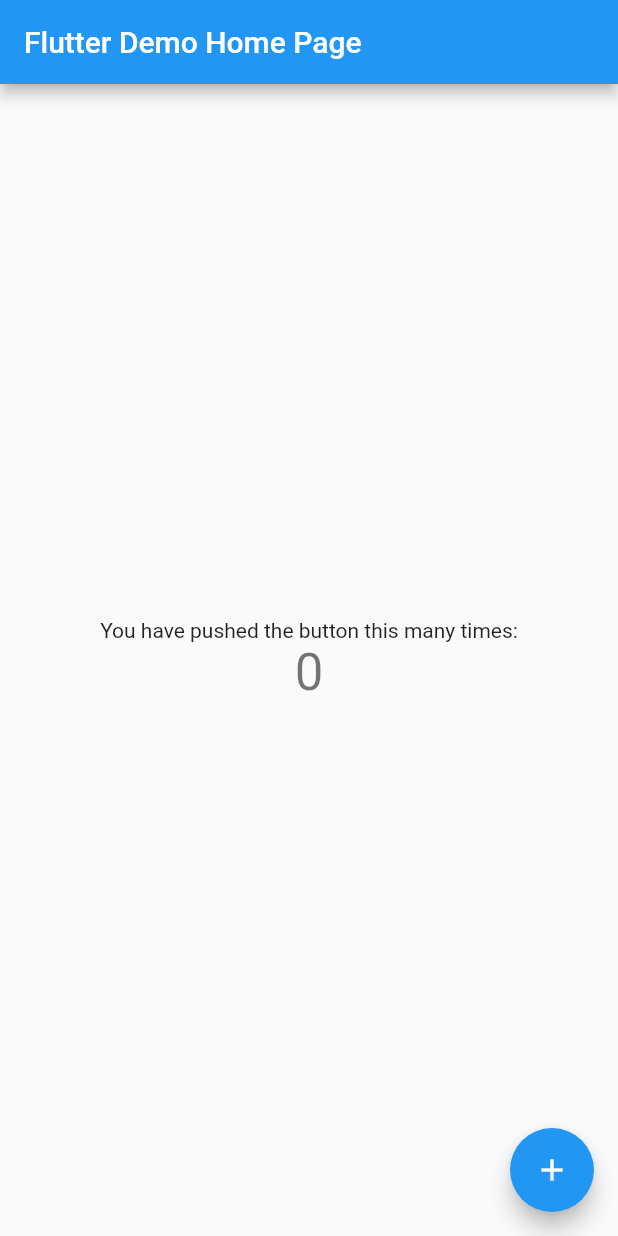
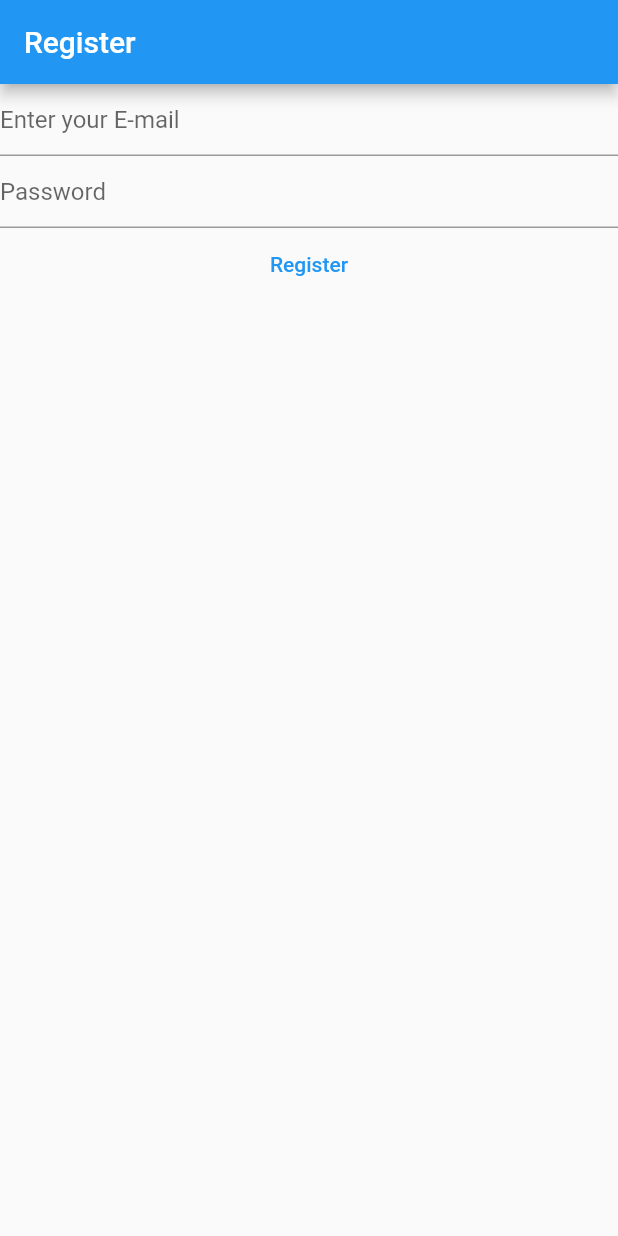
Before and after one commit to TRohit20/Flutter-Playground, a Flutter app: the screen it shows after launch, on a phone screen of 412 x 824 dp. Run offline on Flutter 3.47's test engine with Material 2 defaults, Android fonts, the phone set to English and light mode, and no system bars; our stand-ins replace firebase_auth, firebase_core; missing offline and left inert: dart:ffi; accounts and stored records are empty.

Commit message:
Register Screen with User Credential Authentication
Using Firebase for backend, we built a very basic register screen for user to create a account.

```diff
--- a/walkthrough_app/lib/main.dart
+++ b/walkthrough_app/lib/main.dart
@@ -1,115 +1,82 @@
+import 'package:firebase_core/firebase_core.dart';
 import 'package:flutter/material.dart';
+import 'package:firebase_auth/firebase_auth.dart';
+import 'package:walkthrough_app/firebase_options.dart';
 
+// You just removed MyApp widget or func and made the hot reload direct for better performance
 void main() {
-  runApp(const MyApp());
+  WidgetsFlutterBinding.ensureInitialized();
+  runApp(MaterialApp(
+    title: 'Flutter Demo',
+    theme: ThemeData(
+      primarySwatch: Colors.blue,
+    ),
+    home: const HomePage(),
+  ));
 }
 
-class MyApp extends StatelessWidget {
-  const MyApp({super.key});
+class HomePage extends StatefulWidget {
+  const HomePage({Key? key}) : super(key: key);
 
-  // This widget is the root of your application.
   @override
-  Widget build(BuildContext context) {
-    return MaterialApp(
-      title: 'Flutter Demo',
-      theme: ThemeData(
-        // This is the theme of your application.
-        //
-        // Try running your application with "flutter run". You'll see the
-        // application has a blue toolbar. Then, without quitting the app, try
-        // changing the primarySwatch below to Colors.green and then invoke
-        // "hot reload" (press "r" in the console where you ran "flutter run",
-        // or simply save your changes to "hot reload" in a Flutter IDE).
-        // Notice that the counter didn't reset back to zero; the application
-        // is not restarted.
-        primarySwatch: Colors.blue,
-      ),
-      home: const MyHomePage(title: 'Flutter Demo Home Page'),
-    );
-  }
+  State<HomePage> createState() => _HomePageState();
 }
 
-class MyHomePage extends StatefulWidget {
-  const MyHomePage({super.key, required this.title});
-
-  // This widget is the home page of your application. It is stateful, meaning
-  // that it has a State object (defined below) that contains fields that affect
-  // how it looks.
-
-  // This class is the configuration for the state. It holds the values (in this
-  // case the title) provided by the parent (in this case the App widget) and
-  // used by the build method of the State. Fields in a Widget subclass are
-  // always marked "final".
-
-  final String title;
+class _HomePageState extends State<HomePage> {
+  late final TextEditingController _email;
+  late final TextEditingController _password;
 
   @override
-  State<MyHomePage> createState() => _MyHomePageState();
-}
-
-class _MyHomePageState extends State<MyHomePage> {
-  int _counter = 0;
-
-  void _incrementCounter() {
-    setState(() {
-      // This call to setState tells the Flutter framework that something has
-      // changed in this State, which causes it to rerun the build method below
-      // so that the display can reflect the updated values. If we changed
-      // _counter without calling setState(), then the build method would not be
-      // called again, and so nothing would appear to happen.
-      _counter++;
-    });
+  void initState() {
+    _email = TextEditingController();
+    _password = TextEditingController();
+    super.initState();
   }
 
   @override
   Widget build(BuildContext context) {
-    // This method is rerun every time setState is called, for instance as done
-    // by the _incrementCounter method above.
-    //
-    // The Flutter framework has been optimized to make rerunning build methods
-    // fast, so that you can just rebuild anything that needs updating rather
-    // than having to individually change instances of widgets.
     return Scaffold(
-      appBar: AppBar(
-        // Here we take the value from the MyHomePage object that was created by
-        // the App.build method, and use it to set our appbar title.
-        title: Text(widget.title),
-      ),
-      body: Center(
-        // Center is a layout widget. It takes a single child and positions it
-        // in the middle of the parent.
-        child: Column(
-          // Column is also a layout widget. It takes a list of children and
-          // arranges them vertically. By default, it sizes itself to fit its
-          // children horizontally, and tries to be as tall as its parent.
-          //
-          // Invoke "debug painting" (press "p" in the console, choose the
-          // "Toggle Debug Paint" action from the Flutter Inspector in Android
-          // Studio, or the "Toggle Debug Paint" command in Visual Studio Code)
-          // to see the wireframe for each widget.
-          //
-          // Column has various properties to control how it sizes itself and
-          // how it positions its children. Here we use mainAxisAlignment to
-          // center the children vertically; the main axis here is the vertical
-          // axis because Columns are vertical (the cross axis would be
-          // horizontal).
-          mainAxisAlignment: MainAxisAlignment.center,
-          children: <Widget>[
-            const Text(
-              'You have pushed the button this many times:',
-            ),
-            Text(
-              '$_counter',
-              style: Theme.of(context).textTheme.headlineMedium,
-            ),
-          ],
+        appBar: AppBar(
+          title: const Text('Register'),
         ),
-      ),
-      floatingActionButton: FloatingActionButton(
-        onPressed: _incrementCounter,
-        tooltip: 'Increment',
-        child: const Icon(Icons.add),
-      ), // This trailing comma makes auto-formatting nicer for build methods.
-    );
+        body: FutureBuilder(
+          future: Firebase.initializeApp(
+              options: DefaultFirebaseOptions.currentPlatform),
+          builder: (context, snapshot) {
+            return Column(
+              children: [
+                TextField(
+                  controller: _email,
+                  enableSuggestions: false,
+                  autocorrect: false,
+                  decoration:
+                      const InputDecoration(hintText: 'Enter your E-mail'),
+                ),
+                TextField(
+                  controller: _password,
+                  obscureText: true,
+                  enableSuggestions: false,
+                  autocorrect: false,
+                  keyboardType: TextInputType.emailAddress,
+                  decoration: const InputDecoration(hintText: 'Password'),
+                ),
+                TextButton(
+                  onPressed: () async {
+                    final email =
+                        _email.text; //grabbing the latest text user enters
+                    final password = _password.text;
+
+                    final userCredentials = await FirebaseAuth.instance
+                        .createUserWithEmailAndPassword(
+                            email: email, password: password);
+
+                    print(userCredentials);
+                  },
+                  child: const Text('Register'),
+                ),
+              ],
+            );
+          },
+        ));
   }
 }
```
Also changed, not shown: 2 other files.
